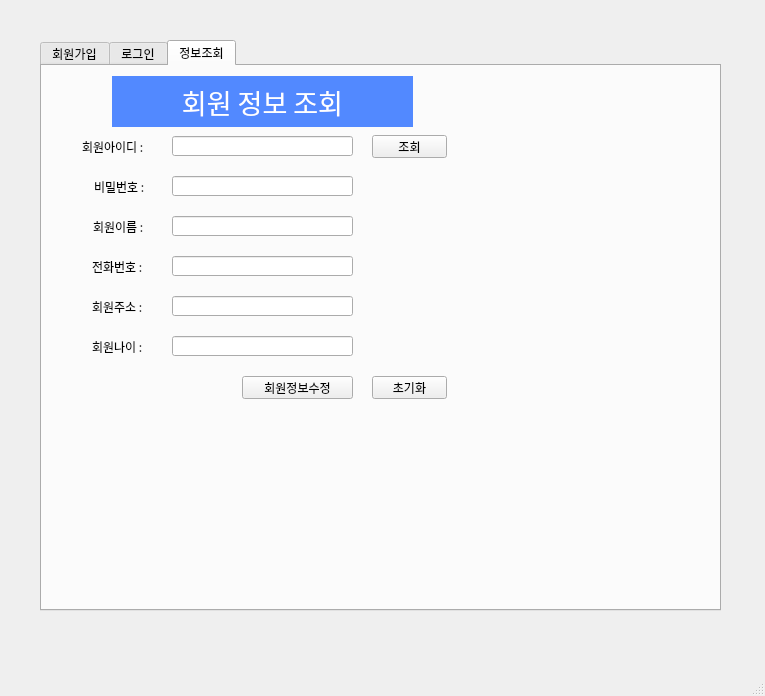
Above: ui/member3.ui from gyojincompany/dbTest-20231109 before the change. Below: the same form after it.
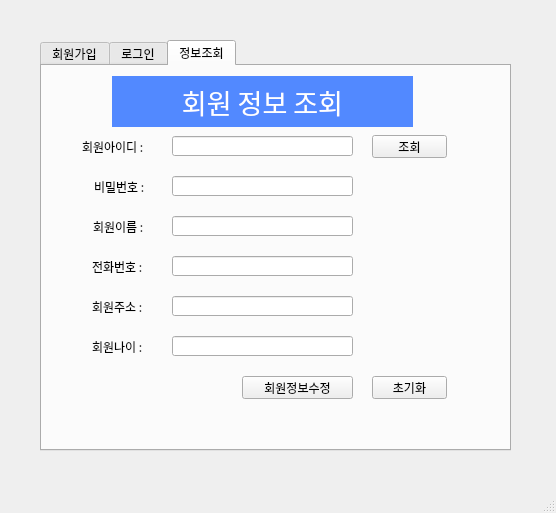
That is the form after the change. The open tabs and pages were chosen to show the change.

Commit message: ui 통합 및 기능 업데이트

```diff
--- a/ui/member3.ui
+++ b/ui/member3.ui
@@ -6,8 +6,8 @@
    <rect>
     <x>0</x>
     <y>0</y>
-    <width>765</width>
-    <height>696</height>
+    <width>556</width>
+    <height>513</height>
    </rect>
   </property>
   <property name="windowTitle">
@@ -19,8 +19,8 @@
      <rect>
       <x>40</x>
       <y>40</y>
-      <width>681</width>
-      <height>571</height>
+      <width>471</width>
+      <height>411</height>
      </rect>
     </property>
     <property name="currentIndex">
```
Left out of the diff: 4 changed lines with no effect on the pictures.
